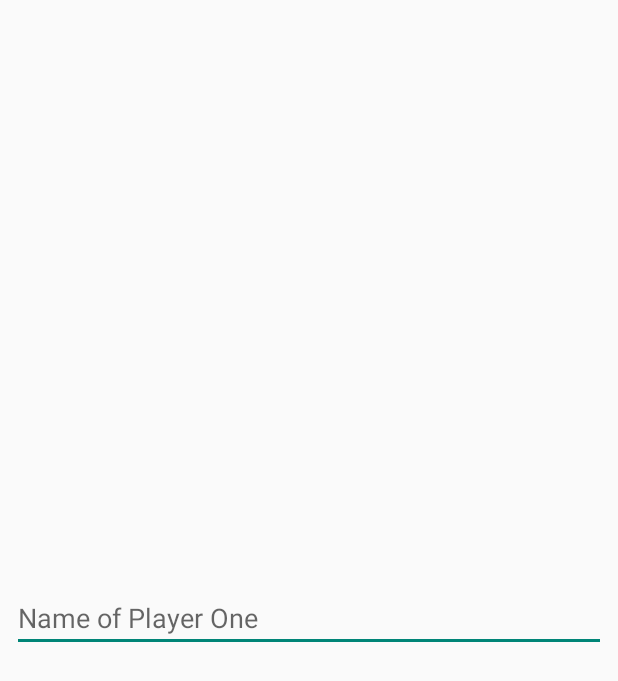
After one commit to Mozenaco/MatchCats, an Android app: the layout dialog_players_names.xml on its own in the app's theme, with its tools: preview values and no code run, on a phone screen of 412 x 824 dp. The commit adds this screen. Shown: the top 681 px of the screen. Run offline under Robolectric (Android 15) with nearby library versions, the light colour scheme and no system bars.

Commit message:
Added two player logic

```diff
--- a/app/src/main/java/cats/match/android/data/di/AppComponent.java
+++ b/app/src/main/java/cats/match/android/data/di/AppComponent.java
@@ -11,8 +11,6 @@ import dagger.Component;
 @Component(modules = PreferenceModule.class)
 public interface AppComponent {
 
-    void inject(MenuActivity menuActivity);
-
     void inject(HighScoresActivity highScoresActivity);
 
     void inject(GameActivity gameActivity);
--- /dev/null
+++ b/app/src/main/res/layout/dialog_players_names.xml
@@ -0,0 +1,34 @@
+<?xml version="1.0" encoding="utf-8"?>
+<android.support.constraint.ConstraintLayout xmlns:android="http://schemas.android.com/apk/res/android"
+    xmlns:app="http://schemas.android.com/apk/res-auto"
+    xmlns:tools="http://schemas.android.com/tools"
+    android:layout_width="match_parent"
+    android:layout_height="match_parent">
+
+    <EditText
+        android:id="@+id/etNamePlayerOne"
+        android:layout_width="match_parent"
+        android:layout_height="wrap_content"
+        android:layout_margin="@dimen/margin_padding_small"
+        android:hint="@string/name_of_player_one"
+        app:layout_constraintBottom_toTopOf="@+id/etNamePlayerTwo"
+        app:layout_constraintEnd_toEndOf="parent"
+        app:layout_constraintHorizontal_bias="0.5"
+        app:layout_constraintStart_toStartOf="parent"
+        app:layout_constraintTop_toTopOf="parent"
+        app:layout_constraintVertical_chainStyle="packed" />
+
+    <EditText
+        android:id="@+id/etNamePlayerTwo"
+        android:layout_width="match_parent"
+        android:layout_height="wrap_content"
+        android:layout_margin="@dimen/margin_padding_small"
+        android:hint="@string/name_of_player_two"
+        android:visibility="gone"
+        app:layout_constraintBottom_toBottomOf="parent"
+        app:layout_constraintEnd_toEndOf="parent"
+        app:layout_constraintHorizontal_bias="0.5"
+        app:layout_constraintStart_toStartOf="parent"
+        app:layout_constraintTop_toBottomOf="@+id/etNamePlayerOne" />
+
+</android.support.constraint.ConstraintLayout>
--- a/app/src/main/res/values/strings.xml
+++ b/app/src/main/res/values/strings.xml
@@ -7,4 +7,12 @@
     <string name="exit">EXIT</string>
     <string name="what_name">Whats is your name?</string>
     <string name="pts">Points</string>
+    <string name="game_over">Game Over!</string>
+    <string name="congratulations_you_scored">Congratulations! You scored</string>
+    <string name="main_menu">Main Menu</string>
+    <string name="name_of_player_two">Name of Player Two</string>
+    <string name="name_of_player_one">Name of Player One</string>
+    <string name="loading">Loading...</string>
+    <string name="player_1_turn">Player 1 turn</string>
+    <string name="player_2_turn">Player 2 turn</string>
 </resources>
```
Also changed, not shown: app/src/main/java/cats/match/android/data/entities/Game.java (+18 -3 lines), app/src/main/java/cats/match/android/ui/GameActivity.java (+72 -18 lines), app/src/main/java/cats/match/android/ui/MenuActivity.java (+34 -22 lines), app/src/main/java/cats/match/android/viewmodel/GameViewModel.java (+33 -8 lines), app/src/main/res/layout/end_game_layout.xml (added, +77 -0 lines), app/src/main/res/layout/game_activity.xml (+12 -5 lines), app/src/main/res/layout/progress_view_layout.xml (+10 -2 lines).
